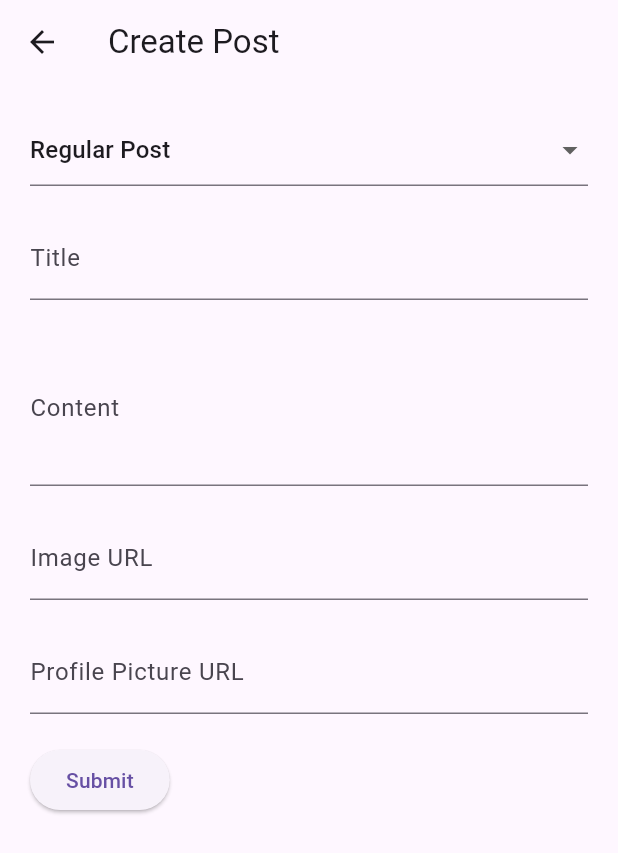
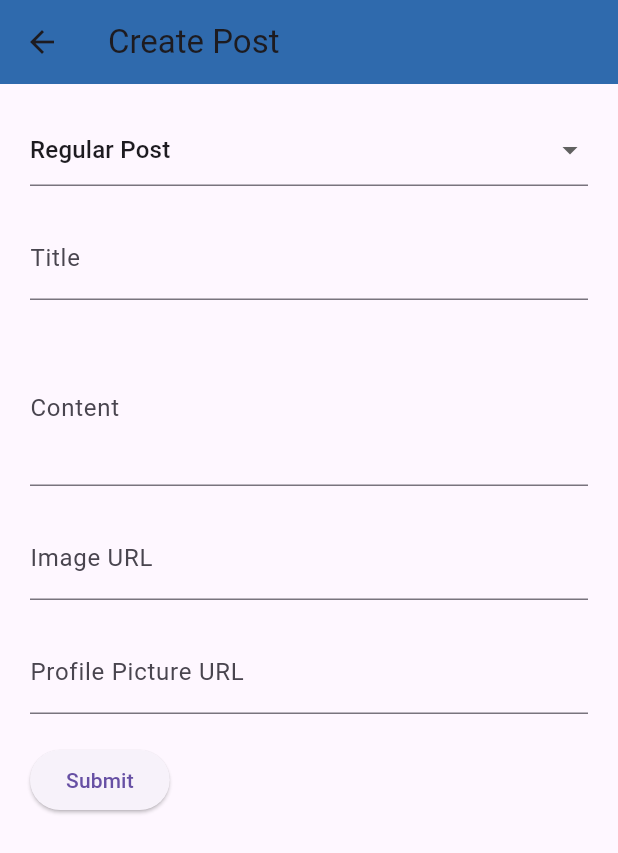
Before and after one commit to Krupali1011/JobNest, a Flutter app: the CreatePostScreen screen opened directly, on a phone screen of 412 x 824 dp. Shown: the top 853 px of the screen. Run offline on Flutter 3.47's test engine with Material 3 defaults, Android fonts, the phone set to English and light mode, and no system bars; our stand-ins replace shared_preferences; accounts and stored records are empty; network calls fail.

Commit message:
Changed the navbar color

```diff
--- a/lib/create_post_screen.dart
+++ b/lib/create_post_screen.dart
@@ -49,6 +49,7 @@ class _CreatePostScreenState extends State<CreatePostScreen> {
     return Scaffold(
       appBar: AppBar(
         title: Text('Create Post'),
+        backgroundColor: const Color(0xFF2f6aad),
       ),
       body: SingleChildScrollView(
         child: Padding(
```
